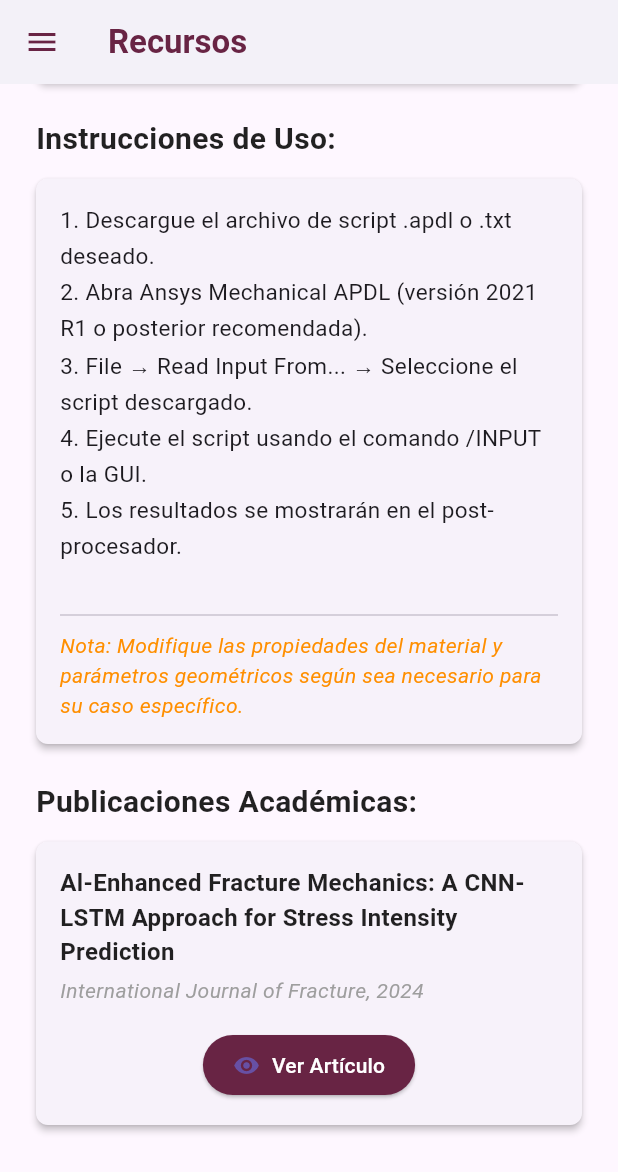
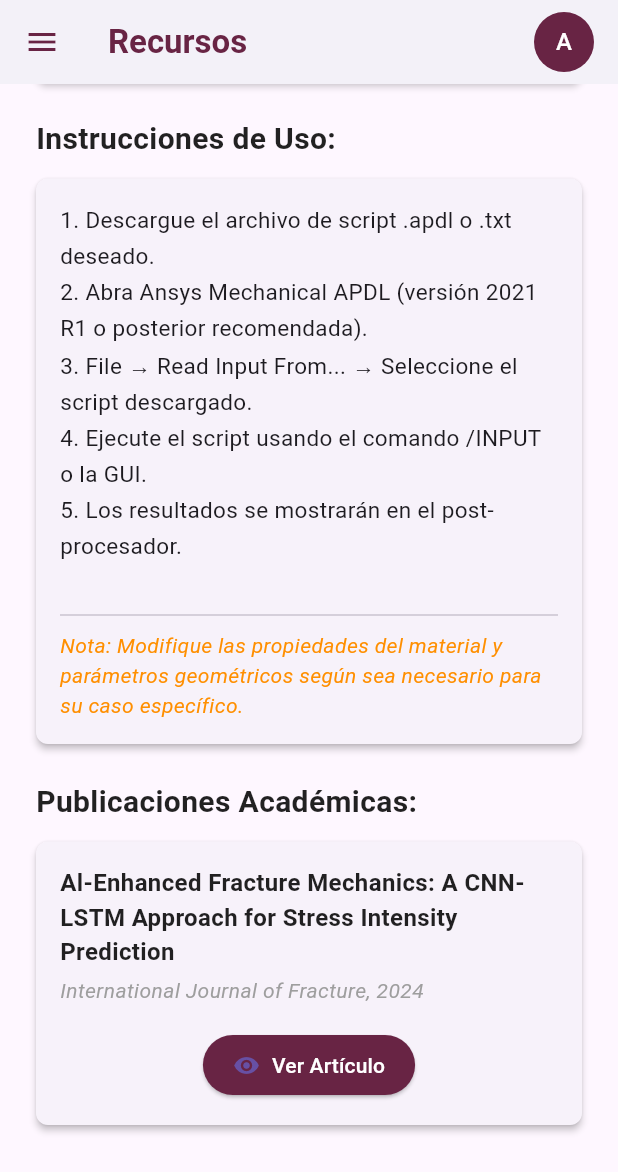
Before and after one commit to RubenTorresNava/integradoramovil, a Flutter app: the ResourcesScreen screen opened by its route, scrolled down 387 dp, after a tap on "Ver Artículo", on a phone screen of 412 x 824 dp. Shown: the top 1172 px of the screen. Run offline on Flutter 3.47's test engine with Material 3 defaults, Android fonts, the phone set to English and light mode, and no system bars.

Commit message:
feat: agregar secciones de publicaciones académicas y scripts APDL en la pantalla de recursos

```diff
--- a/lib/screens/resources_screen.dart
+++ b/lib/screens/resources_screen.dart
@@ -1,6 +1,10 @@
+
 import 'package:flutter/material.dart';
 import 'package:provider/provider.dart';
 import '../widgets/custom_drawer.dart';
+import '../widgets/resource_section_card.dart';
+import '../widgets/script_list_section.dart';
+import '../widgets/publication_section.dart';
 import '../viewmodels/resources_viewmodel.dart';
 
 class ResourcesScreen extends StatelessWidget {
@@ -8,148 +12,64 @@ class ResourcesScreen extends StatelessWidget {
 
   static const Color primaryColor = Color.fromRGBO(104, 36, 68, 1);
 
-  @override
-  Widget build(BuildContext context) {
-    // Solo escucha para obtener los datos.
-    final viewModel = Provider.of<ResourcesViewModel>(context);
-
-    // Contenido central que se adapta al scroll
-    Widget _buildContent() {
-      return SingleChildScrollView(
-        padding: const EdgeInsets.all(24.0),
-        child: Column(
-          crossAxisAlignment: CrossAxisAlignment.start,
-          children: <Widget>[
-            // Sección 1: Scripts APDL de Ansys
-            _buildSectionCard(
-              title: 'Scripts APDL de Ansys:',
-              content: Column(
-                children: viewModel.ansysScripts.map((script) => _buildScriptTile(script)).toList(),
-              ),
-            ),
-            const SizedBox(height: 24),
-
-            // Sección 2: Instrucciones de Uso
-            _buildSectionCard(
+  Widget _buildInstructionSection(BuildContext context, ResourcesViewModel viewModel) {
+    return ResourceSectionCard(
       title: 'Instrucciones de Uso:',
       content: Column(
         crossAxisAlignment: CrossAxisAlignment.start,
         children: [
-                  // Muestra las instrucciones
           Text(
             viewModel.instructions,
             style: const TextStyle(fontSize: 15, height: 1.6),
           ),
           const Divider(height: 20),
-                  // Muestra la nota
           Text(
             'Nota: ${viewModel.note}',
             style: TextStyle(fontSize: 14, color: Colors.amber[800], fontStyle: FontStyle.italic),
           ),
         ],
       ),
+    );
+  }
+
+  @override
+  Widget build(BuildContext context) {
+    final viewModel = Provider.of<ResourcesViewModel>(context, listen: false);
+
+    return Scaffold(
+      appBar: AppBar(
+        title: const Text('Recursos',
+            style: TextStyle(color: primaryColor, fontWeight: FontWeight.bold)),
+        backgroundColor: Colors.white,
+        iconTheme: const IconThemeData(color: primaryColor),
+        elevation: 0,
+        actions: const [
+          Padding(
+            padding: EdgeInsets.only(right: 16.0),
+            child: CircleAvatar(
+              backgroundColor: primaryColor,
+              child: Text('A', style: TextStyle(color: Colors.white)),
             ),
+          )
+        ],
+      ),
+      drawer: const CustomDrawer(),
+      body: SingleChildScrollView(
+        padding: const EdgeInsets.all(24.0),
+        child: Column(
+          crossAxisAlignment: CrossAxisAlignment.start,
+          children: <Widget>[
+            const ScriptListSection(),
             const SizedBox(height: 24),
 
-            // Sección 3: Publicaciones Académicas
-            _buildSectionCard(
-              title: 'Publicaciones Académicas:',
-              content: _buildPublicationCard(viewModel.publication, viewModel.launchUrl),
+            _buildInstructionSection(context, viewModel),
+            const SizedBox(height: 24),
+
+            const PublicationSection(),
+            const SizedBox(height: 50),
+          ],
         ),
-            const SizedBox(height: 50), // Espacio al final
-          ],
       ),
     );
   }
-
-    // Estructura general con App Bar y Drawer
-    return Scaffold(
-      appBar: AppBar(
-        title: const Text('Recursos', style: TextStyle(color: primaryColor, fontWeight: FontWeight.bold)),
-        backgroundColor: Colors.white,
-        iconTheme: const IconThemeData(color: primaryColor),
-        elevation: 0,
-      ),
-      drawer: const CustomDrawer(),
-      body: _buildContent(),
-    );
 }
-
-  // --- WIDGETS AUXILIARES PARA LIMPIAR LA UI ---
-
-  // Tarjeta general para agrupar secciones
-  Widget _buildSectionCard({required String title, required Widget content}) {
-    return Column(
-      crossAxisAlignment: CrossAxisAlignment.start,
-      children: [
-        Text(
-          title,
-          style: const TextStyle(fontSize: 20, fontWeight: FontWeight.w600, color: Colors.black87),
-        ),
-        const SizedBox(height: 12),
-        Card(
-          elevation: 2,
-          shape: RoundedRectangleBorder(borderRadius: BorderRadius.circular(8)),
-          margin: EdgeInsets.zero,
-          child: Padding(
-            padding: const EdgeInsets.all(16.0),
-            child: content,
-          ),
-        ),
-      ],
-    );
-  }
-
-  // Elemento de lista para cada script
-  Widget _buildScriptTile(ScriptModel script) {
-    return Padding(
-      padding: const EdgeInsets.symmetric(vertical: 8.0),
-      child: Column(
-        crossAxisAlignment: CrossAxisAlignment.start,
-        children: [
-          Text(
-            'Nombre del Script: ${script.name}',
-            style: const TextStyle(fontWeight: FontWeight.bold, color: primaryColor),
-          ),
-          const SizedBox(height: 4),
-          Text(
-            'Descripción: ${script.description}',
-            style: const TextStyle(fontSize: 14, color: Colors.black87),
-          ),
-          const Divider(height: 16),
-        ],
-      ),
-    );
-  }
-
-  // Tarjeta especial para la publicación académica
-  Widget _buildPublicationCard(PublicationModel pub, Function(String) onLaunch) {
-    return Column(
-      crossAxisAlignment: CrossAxisAlignment.start,
-      children: [
-        Text(
-          pub.title,
-          style: const TextStyle(fontSize: 16, fontWeight: FontWeight.bold, color: Colors.black87),
-        ),
-        const SizedBox(height: 4),
-        Text(
-          '${pub.journal}, ${pub.year}',
-          style: const TextStyle(fontSize: 14, fontStyle: FontStyle.italic, color: Colors.grey),
-        ),
-        const SizedBox(height: 16),
-        Center(
-          child: ElevatedButton.icon(
-            icon: const Icon(Icons.visibility),
-            label: const Text('Ver Artículo', style: TextStyle(color: Colors.white)),
-            onPressed: () => onLaunch(pub.url),
-            style: ElevatedButton.styleFrom(
-                backgroundColor: primaryColor,
-                shape: RoundedRectangleBorder(borderRadius: BorderRadius.circular(20)),
-                padding: const EdgeInsets.symmetric(horizontal: 20, vertical: 10)
-            ),
-          ),
-        ),
-      ],
-    );
-  }
-}
--- /dev/null
+++ b/lib/widgets/publication_section.dart
@@ -0,0 +1,47 @@
+
+import 'package:flutter/material.dart';
+import 'package:provider/provider.dart';
+import '../viewmodels/resources_viewmodel.dart';
+import 'resource_section_card.dart';
+
+class PublicationSection extends StatelessWidget {
+  const PublicationSection({Key? key}) : super(key: key);
+
+  static const Color primaryColor = Color.fromRGBO(104, 36, 68, 1);
+
+  @override
+  Widget build(BuildContext context) {
+    final viewModel = Provider.of<ResourcesViewModel>(context, listen: false);
+    final pub = viewModel.publication;
+
+    return ResourceSectionCard(
+      title: 'Publicaciones Académicas:',
+      content: Column(
+        crossAxisAlignment: CrossAxisAlignment.start,
+        children: [
+          Text(
+            pub.title,
+            style: const TextStyle(fontSize: 16, fontWeight: FontWeight.bold, color: Colors.black87),
+          ),
+          const SizedBox(height: 4),
+          Text(
+            '${pub.journal}, ${pub.year}',
+            style: const TextStyle(fontSize: 14, fontStyle: FontStyle.italic, color: Colors.grey),
+          ),
+          const SizedBox(height: 16),
+          Center(
+            child: ElevatedButton.icon(
+              icon: const Icon(Icons.visibility),
+              label: const Text('Ver Artículo', style: TextStyle(color: Colors.white)),
+              onPressed: () => viewModel.launchUrl(pub.url),
+              style: ElevatedButton.styleFrom(
+                  backgroundColor: primaryColor,
+                  shape: RoundedRectangleBorder(borderRadius: BorderRadius.circular(20)),
+                  padding: const EdgeInsets.symmetric(horizontal: 20, vertical: 10)),
+            ),
+          ),
+        ],
+      ),
+    );
+  }
+}
--- /dev/null
+++ b/lib/widgets/resource_section_card.dart
@@ -0,0 +1,35 @@
+import 'package:flutter/material.dart';
+
+class ResourceSectionCard extends StatelessWidget {
+  final String title;
+  final Widget content;
+
+  const ResourceSectionCard({
+    Key? key,
+    required this.title,
+    required this.content,
+  }) : super(key: key);
+
+  @override
+  Widget build(BuildContext context) {
+    return Column(
+      crossAxisAlignment: CrossAxisAlignment.start,
+      children: [
+        Text(
+          title,
+          style: const TextStyle(fontSize: 20, fontWeight: FontWeight.w600, color: Colors.black87),
+        ),
+        const SizedBox(height: 12),
+        Card(
+          elevation: 2,
+          shape: RoundedRectangleBorder(borderRadius: BorderRadius.circular(8)),
+          margin: EdgeInsets.zero,
+          child: Padding(
+            padding: const EdgeInsets.all(16.0),
+            child: content,
+          ),
+        ),
+      ],
+    );
+  }
+}
--- /dev/null
+++ b/lib/widgets/script_list_section.dart
@@ -0,0 +1,44 @@
+import 'package:flutter/material.dart';
+import 'package:provider/provider.dart';
+import '../viewmodels/resources_viewmodel.dart';
+import 'resource_section_card.dart';
+
+class ScriptListSection extends StatelessWidget {
+  const ScriptListSection({Key? key}) : super(key: key);
+
+  static const Color primaryColor = Color.fromRGBO(104, 36, 68, 1);
+
+  @override
+  Widget build(BuildContext context) {
+    final viewModel = Provider.of<ResourcesViewModel>(context);
+
+    return ResourceSectionCard(
+      title: 'Scripts APDL de Ansys:',
+      content: Column(
+        children: viewModel.ansysScripts.map((script) => _buildScriptTile(script)).toList(),
+      ),
+    );
+  }
+
+  Widget _buildScriptTile(ScriptModel script) {
+    return Padding(
+      padding: const EdgeInsets.symmetric(vertical: 8.0),
+      child: Column(
+        crossAxisAlignment: CrossAxisAlignment.start,
+        children: [
+          Text(
+            'Nombre del Script: ${script.name}',
+            style: const TextStyle(fontWeight: FontWeight.bold, color: primaryColor),
+          ),
+          const SizedBox(height: 4),
+          Text(
+            'Descripción: ${script.description}',
+            style: const TextStyle(fontSize: 14, color: Colors.black87),
+          ),
+          // Usamos un Separator para la lista, reemplazando el Divider si es el último.
+          const Divider(height: 16),
+        ],
+      ),
+    );
+  }
+}
```
Lines whose indentation alone changed are shown as unchanged.
